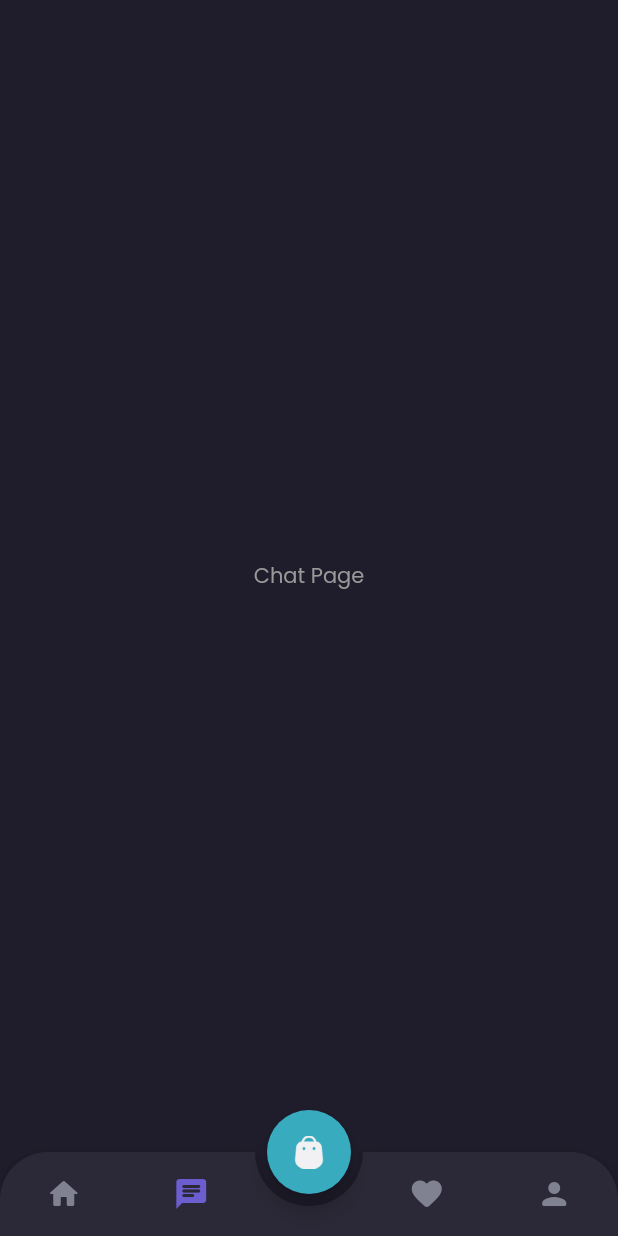
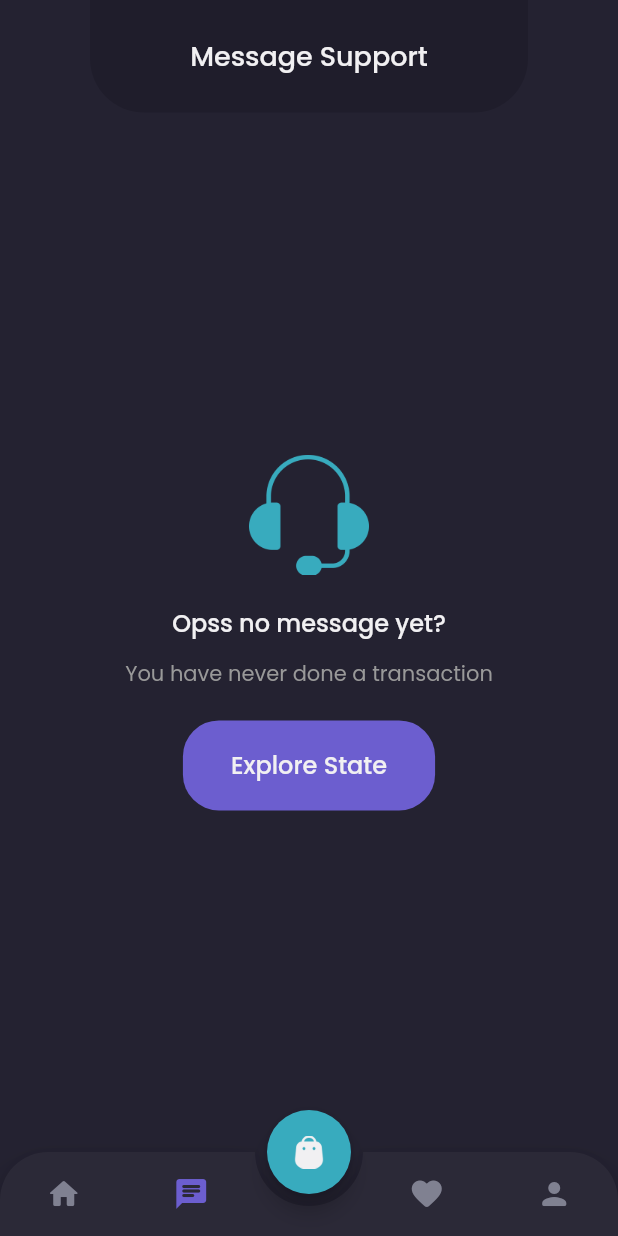
Before and after one commit to zaeroblitz/shamo-app, a Flutter app: the MainPage screen opened by its route, item 2 of the bottom bar chosen, on a phone screen of 412 x 824 dp. Run offline on Flutter 3.47's test engine with Material 2 defaults, Android fonts, the phone set to English and light mode, and no system bars; drawn by our look-alikes of animated_bottom_navigation_bar; our stand-ins replace google_fonts.

Commit message:
Add default ChatPage

```diff
--- a/lib/pages/home/chat_page.dart
+++ b/lib/pages/home/chat_page.dart
@@ -2,12 +2,101 @@ import 'package:flutter/material.dart';
 import 'package:shamo/theme.dart';
 
 class ChatPage extends StatelessWidget {
+  Widget header() {
+    return Container(
+      padding: EdgeInsets.all(24),
+      margin: EdgeInsets.symmetric(horizontal: 30),
+      decoration: BoxDecoration(
+        color: backgroundColor1,
+        borderRadius: BorderRadius.vertical(
+          bottom: Radius.circular(36),
+        ),
+      ),
+      child: Center(
+        child: Text(
+          'Message Support',
+          style: primaryTextStyle.copyWith(
+            fontSize: 18,
+            fontWeight: medium,
+          ),
+          textAlign: TextAlign.center,
+        ),
+      ),
+    );
+  }
+
+  Widget defaultBody() {
+    return Expanded(
+      child: Column(
+        mainAxisAlignment: MainAxisAlignment.center,
+        crossAxisAlignment: CrossAxisAlignment.center,
+        children: [
+          Image.asset(
+            'assets/headset_icon.png',
+            width: 80,
+          ),
+          SizedBox(
+            height: 20,
+          ),
+          Text(
+            'Opss no message yet?',
+            style: primaryTextStyle.copyWith(
+              fontSize: 16,
+              fontWeight: medium,
+            ),
+          ),
+          SizedBox(
+            height: 12,
+          ),
+          Text(
+            'You have never done a transaction',
+            style: secondaryTextStyle,
+          ),
+          Container(
+            margin: EdgeInsetsDirectional.only(
+              top: 20,
+            ),
+            decoration: BoxDecoration(
+              borderRadius: BorderRadiusDirectional.circular(24),
+            ),
+            child: TextButton(
+              onPressed: () {},
+              style: TextButton.styleFrom(
+                  backgroundColor: primaryColor,
+                  shape: RoundedRectangleBorder(
+                    borderRadius: BorderRadius.circular(24),
+                  )),
+              child: Container(
+                padding: EdgeInsets.symmetric(
+                  vertical: 10,
+                  horizontal: 24,
+                ),
+                child: Text(
+                  'Explore State',
+                  style: primaryTextStyle.copyWith(
+                    fontSize: 16,
+                    fontWeight: medium,
+                  ),
+                ),
+              ),
+            ),
+          ),
+        ],
+      ),
+    );
+  }
+
   @override
   Widget build(BuildContext context) {
-    return Center(
-      child: Text(
-        'Chat Page',
-        style: secondaryTextStyle,
+    return SafeArea(
+      child: Container(
+        child: Column(
+          children: [
+            header(),
+            defaultBody(),
+          ],
+        ),
+        // child: body(),
       ),
     );
   }
--- a/lib/pages/home/main_page.dart
+++ b/lib/pages/home/main_page.dart
@@ -87,7 +87,7 @@ class _MainPageState extends State<MainPage> {
   @override
   Widget build(BuildContext context) {
     return Scaffold(
-      backgroundColor: backgroundColor1,
+      backgroundColor: currentIndex == 0 ? backgroundColor1 : backgroundColor3,
       floatingActionButton: cartButton(),
       floatingActionButtonLocation: FloatingActionButtonLocation.centerDocked,
       bottomNavigationBar: customButtonNav(),
```
